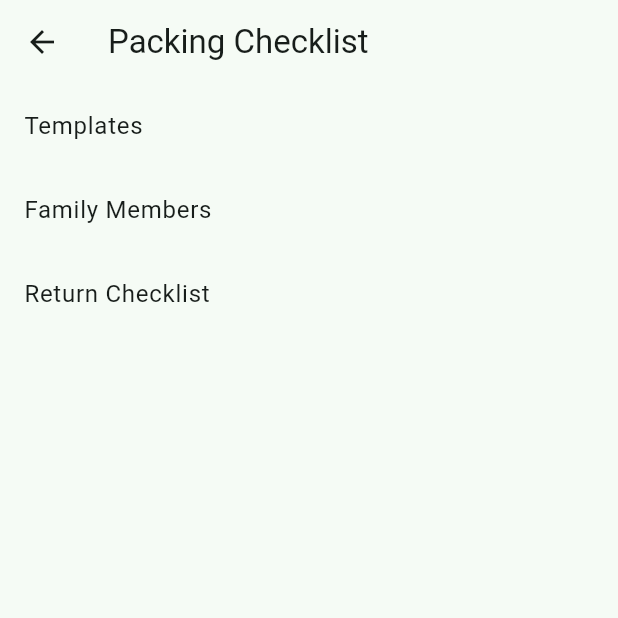
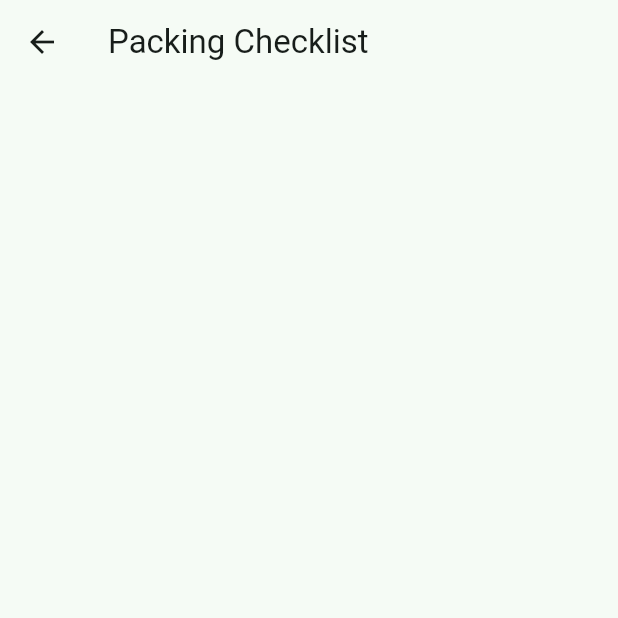
Before and after one commit to Zahraaalmadeh/SWE-463-Project-Group03, a Flutter app: the ChecklistScreen screen opened by its route, on a phone screen of 412 x 824 dp, the top half of it. Run offline on Flutter 3.47's test engine with Material 3 defaults, Android fonts, the phone set to English and light mode, and no system bars; our stand-ins replace sqflite; accounts and stored records are empty.

Commit message:
Keep shared skeleton minimal

```diff
--- a/shayek/lib/screens/checklist_screen.dart
+++ b/shayek/lib/screens/checklist_screen.dart
@@ -1,7 +1,6 @@
 import 'package:flutter/material.dart';
 
-import '../app_routes.dart';
-
+/// Placeholder owned by the Checklist feature team.
 class ChecklistScreen extends StatelessWidget {
   const ChecklistScreen({super.key});
 
@@ -9,23 +8,7 @@ class ChecklistScreen extends StatelessWidget {
   Widget build(BuildContext context) {
     return Scaffold(
       appBar: AppBar(title: const Text('Packing Checklist')),
-      body: ListView(
-        children: [
-          ListTile(
-            title: const Text('Templates'),
-            onTap: () => Navigator.of(context).pushNamed(AppRoutes.templates),
-          ),
-          ListTile(
-            title: const Text('Family Members'),
-            onTap: () => Navigator.of(context).pushNamed(AppRoutes.family),
-          ),
-          ListTile(
-            title: const Text('Return Checklist'),
-            onTap: () =>
-                Navigator.of(context).pushNamed(AppRoutes.returnChecklist),
-          ),
-        ],
-      ),
+      body: const SizedBox.shrink(),
     );
   }
 }
--- a/shayek/lib/screens/create_trip_screen.dart
+++ b/shayek/lib/screens/create_trip_screen.dart
@@ -1,8 +1,6 @@
 import 'package:flutter/material.dart';
 
-import '../app_routes.dart';
-
-/// Phase 3 route placeholder; trip fields will be implemented later.
+/// Placeholder owned by the Create Trip feature team.
 class CreateTripScreen extends StatelessWidget {
   const CreateTripScreen({super.key});
 
@@ -10,15 +8,7 @@ class CreateTripScreen extends StatelessWidget {
   Widget build(BuildContext context) {
     return Scaffold(
       appBar: AppBar(title: const Text('Create Trip')),
-      body: ListView(
-        children: [
-          ListTile(
-            title: const Text('Packing Checklist'),
-            onTap: () =>
-                Navigator.of(context).pushReplacementNamed(AppRoutes.checklist),
-          ),
-        ],
-      ),
+      body: const SizedBox.shrink(),
     );
   }
 }
--- a/shayek/lib/screens/home_screen.dart
+++ b/shayek/lib/screens/home_screen.dart
@@ -16,19 +16,6 @@ class HomeScreen extends StatelessWidget {
             title: const Text('Create Trip'),
             onTap: () => Navigator.of(context).pushNamed(AppRoutes.createTrip),
           ),
-          ListTile(
-            title: const Text('Packing Checklist'),
-            onTap: () => Navigator.of(context).pushNamed(AppRoutes.checklist),
-          ),
-          ListTile(
-            title: const Text('Family Members'),
-            onTap: () => Navigator.of(context).pushNamed(AppRoutes.family),
-          ),
-          ListTile(
-            title: const Text('Return Checklist'),
-            onTap: () =>
-                Navigator.of(context).pushNamed(AppRoutes.returnChecklist),
-          ),
         ],
       ),
     );
```
Also changed, not shown: shayek/lib/screens/templates_screen.dart (+1 -10 lines), shayek/lib/widgets/checklist_item_tile.dart (deleted, +0 -20 lines), shayek/lib/widgets/empty_state.dart (deleted, +0 -32 lines), shayek/lib/widgets/trip_card.dart (deleted, +0 -22 lines), 3 other files.
